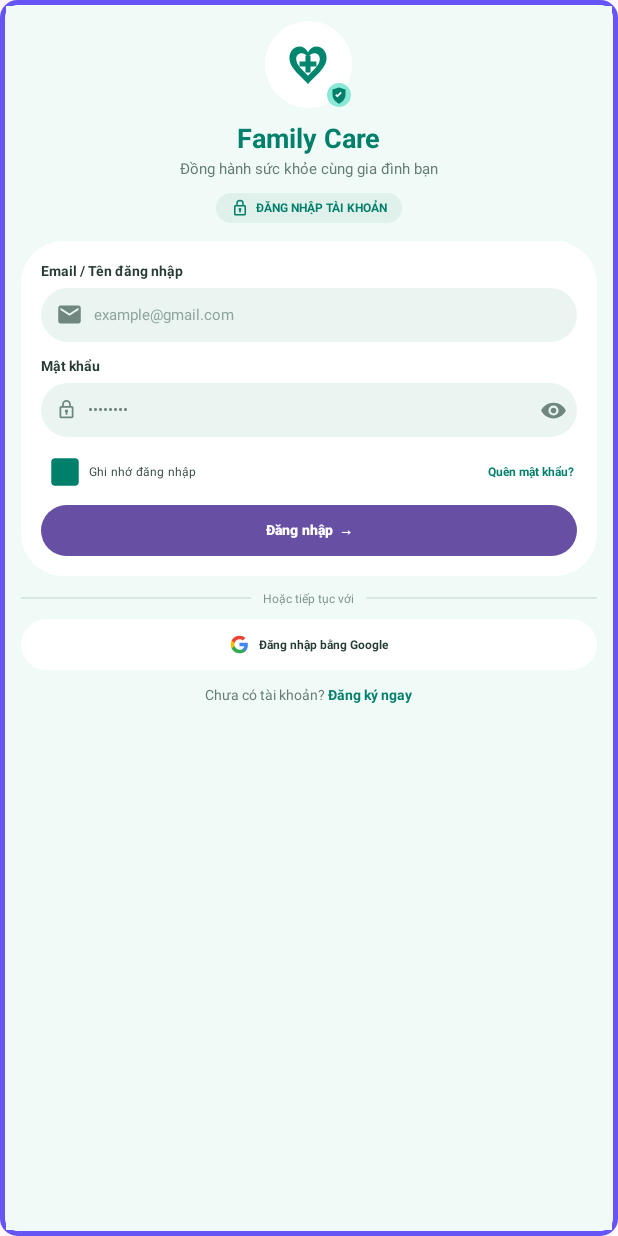
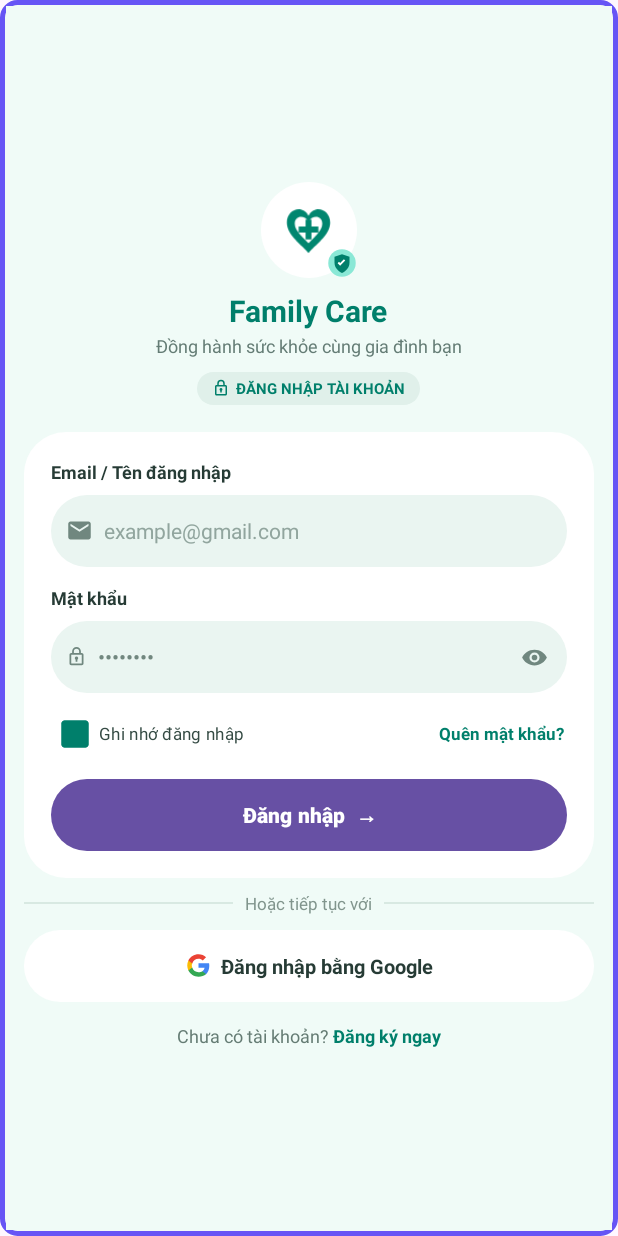
Before and after one commit to Dinh-Ng/FamilyCare, an Android app: the screen it shows after launch (LoginActivity), on a phone screen of 412 x 824 dp. Run offline under Robolectric (Android 15) with nearby library versions, the phone set to English and light mode, and no system bars.

Commit message:
TextSize

```diff
--- a/app/src/main/res/layout/activity_register.xml
+++ b/app/src/main/res/layout/activity_register.xml
@@ -15,34 +15,43 @@
         android:paddingEnd="18dp"
         android:paddingBottom="20dp">
 
-        <LinearLayout
-            android:layout_width="wrap_content"
-            android:layout_height="36dp"
-            android:gravity="center_vertical"
-            android:orientation="horizontal">
+        <FrameLayout
+            android:layout_width="match_parent"
+            android:layout_height="40dp">
+
             <TextView
-                android:layout_width="34dp"
-                android:layout_height="34dp"
+                android:id="@+id/btnRegisterBack"
+                android:layout_width="40dp"
+                android:layout_height="40dp"
+                android:layout_gravity="start|center_vertical"
                 android:gravity="center"
-                android:id="@+id/btnRegisterBack"
                 android:text="‹"
                 android:textColor="#355B52"
                 android:textSize="28sp" />
+
+            <LinearLayout
+                android:layout_width="wrap_content"
+                android:layout_height="match_parent"
+                android:layout_gravity="center"
+                android:gravity="center"
+                android:orientation="horizontal">
+
                 <ImageView
-                android:layout_width="24dp"
-                android:layout_height="24dp"
-                android:layout_marginStart="52dp"
-                android:src="@drawable/ic_family_care"
-                android:contentDescription="Family Care" />
+                    android:layout_width="26dp"
+                    android:layout_height="26dp"
+                    android:contentDescription="Family Care"
+                    android:src="@drawable/ic_family_care" />
+
                 <TextView
                     android:layout_width="wrap_content"
                     android:layout_height="wrap_content"
-                android:layout_marginStart="6dp"
+                    android:layout_marginStart="7dp"
                     android:text="Family Care"
                     android:textColor="#315B50"
-                android:textSize="11sp"
+                    android:textSize="14sp"
                     android:textStyle="bold" />
             </LinearLayout>
+        </FrameLayout>
 
         <TextView
             android:layout_width="wrap_content"
--- a/app/src/main/res/layout/login.xml
+++ b/app/src/main/res/layout/login.xml
@@ -19,29 +19,29 @@
 
         <LinearLayout
             android:layout_width="match_parent"
-            android:layout_height="wrap_content"
-            android:gravity="center_horizontal"
+            android:layout_height="match_parent"
+            android:gravity="center"
             android:orientation="vertical"
-            android:paddingStart="10dp"
-            android:paddingTop="10dp"
-            android:paddingEnd="10dp"
-            android:paddingBottom="12dp">
+            android:paddingStart="12dp"
+            android:paddingTop="16dp"
+            android:paddingEnd="12dp"
+            android:paddingBottom="20dp">
 
             <FrameLayout
-                android:layout_width="58dp"
-                android:layout_height="58dp"
+                android:layout_width="64dp"
+                android:layout_height="64dp"
                 android:background="@drawable/bg_logo_circle">
 
                 <ImageView
-                    android:layout_width="36dp"
-                    android:layout_height="36dp"
+                    android:layout_width="42dp"
+                    android:layout_height="42dp"
                     android:layout_gravity="center"
                     android:contentDescription="Family Care"
                     android:src="@drawable/ic_family_care" />
 
                 <ImageView
-                    android:layout_width="17dp"
-                    android:layout_height="17dp"
+                    android:layout_width="20dp"
+                    android:layout_height="20dp"
                     android:layout_gravity="bottom|end"
                     android:contentDescription="Verified"
                     android:src="@drawable/ic_verified_badge" />
@@ -50,10 +50,10 @@
             <TextView
                 android:layout_width="wrap_content"
                 android:layout_height="wrap_content"
-                android:layout_marginTop="7dp"
+                android:layout_marginTop="8dp"
                 android:text="Family Care"
                 android:textColor="#007F6B"
-                android:textSize="18sp"
+                android:textSize="20sp"
                 android:textStyle="bold" />
 
             <TextView
@@ -63,7 +63,7 @@
                 android:gravity="center"
                 android:text="Đồng hành sức khỏe cùng gia đình bạn"
                 android:textColor="#647C75"
-                android:textSize="10sp" />
+                android:textSize="12sp" />
 
             <TextView
                 android:layout_width="wrap_content"
@@ -79,30 +79,30 @@
                 android:paddingBottom="4dp"
                 android:text="ĐĂNG NHẬP TÀI KHOẢN"
                 android:textColor="#007F6B"
-                android:textSize="8sp"
+                android:textSize="10sp"
                 android:textStyle="bold" />
 
             <LinearLayout
                 android:layout_width="match_parent"
                 android:layout_height="wrap_content"
-                android:layout_marginTop="12dp"
+                android:layout_marginTop="18dp"
                 android:background="@drawable/bg_login_card"
                 android:orientation="vertical"
-                android:padding="13dp">
+                android:padding="18dp">
 
                 <TextView
                     android:layout_width="wrap_content"
                     android:layout_height="wrap_content"
                     android:text="Email / Tên đăng nhập"
                     android:textColor="#263B35"
-                    android:textSize="9sp"
+                    android:textSize="12sp"
                     android:textStyle="bold" />
 
                 <EditText
                     android:id="@+id/edtEmail"
                     android:layout_width="match_parent"
-                    android:layout_height="36dp"
-                    android:layout_marginTop="5dp"
+                    android:layout_height="48dp"
+                    android:layout_marginTop="7dp"
                     android:background="@drawable/bg_input"
                     android:drawableStart="@drawable/ic_email"
                     android:drawablePadding="7dp"
@@ -114,21 +114,21 @@
                     android:singleLine="true"
                     android:textColor="#263B35"
                     android:textColorHint="#91A59E"
-                    android:textSize="10sp" />
+                    android:textSize="14sp" />
 
                 <TextView
                     android:layout_width="wrap_content"
                     android:layout_height="wrap_content"
-                    android:layout_marginTop="9dp"
+                    android:layout_marginTop="12dp"
                     android:text="Mật khẩu"
                     android:textColor="#263B35"
-                    android:textSize="9sp"
+                    android:textSize="12sp"
                     android:textStyle="bold" />
 
                 <LinearLayout
                     android:layout_width="match_parent"
-                    android:layout_height="36dp"
-                    android:layout_marginTop="5dp"
+                    android:layout_height="48dp"
+                    android:layout_marginTop="7dp"
                     android:background="@drawable/bg_input"
                     android:gravity="center_vertical"
                     android:orientation="horizontal">
@@ -149,11 +149,11 @@
                         android:singleLine="true"
                         android:textColor="#263B35"
                         android:textColorHint="#71877F"
-                        android:textSize="10sp" />
+                        android:textSize="14sp" />
 
                     <ImageButton
                         android:id="@+id/btnTogglePassword"
-                        android:layout_width="32dp"
+                        android:layout_width="44dp"
                         android:layout_height="match_parent"
                         android:background="@android:color/transparent"
                         android:contentDescription="Hiện hoặc ẩn mật khẩu"
@@ -172,7 +172,7 @@
                     <CheckBox
                         android:id="@+id/cbRemember"
                         android:layout_width="0dp"
-                        android:layout_height="wrap_content"
+                        android:layout_height="40dp"
                         android:layout_weight="1"
                         android:buttonTint="#007F6B"
                         android:checked="true"
@@ -181,7 +181,7 @@
                         android:padding="0dp"
                         android:text="Ghi nhớ đăng nhập"
                         android:textColor="#354B44"
-                        android:textSize="8sp" />
+                        android:textSize="11sp" />
 
                     <TextView
                         android:id="@+id/tvForgotPassword"
@@ -193,23 +193,23 @@
                         android:paddingBottom="4dp"
                         android:text="Quên mật khẩu?"
                         android:textColor="#007F6B"
-                        android:textSize="8sp"
+                        android:textSize="11sp"
                         android:textStyle="bold" />
                 </LinearLayout>
 
                 <Button
                     android:id="@+id/btnLogin"
                     android:layout_width="match_parent"
-                    android:layout_height="34dp"
-                    android:layout_marginTop="6dp"
+                    android:layout_height="48dp"
+                    android:layout_marginTop="10dp"
                     android:background="@drawable/bg_primary_button"
-                    android:backgroundTint="#0D806D"
+                    android:backgroundTint="#007F6B"
                     android:minHeight="0dp"
                     android:padding="0dp"
                     android:text="Đăng nhập  →"
                     android:textAllCaps="false"
                     android:textColor="#FFFFFF"
-                    android:textSize="9sp"
+                    android:textSize="14sp"
                     android:textStyle="bold" />
             </LinearLayout>
 
@@ -233,7 +233,7 @@
                     android:paddingEnd="8dp"
                     android:text="Hoặc tiếp tục với"
                     android:textColor="#81958D"
-                    android:textSize="8sp" />
+                    android:textSize="11sp" />
 
                 <View
                     android:layout_width="0dp"
@@ -245,8 +245,8 @@
             <FrameLayout
                 android:id="@+id/btnGoogle"
                 android:layout_width="match_parent"
-                android:layout_height="34dp"
-                android:layout_marginTop="8dp"
+                android:layout_height="48dp"
+                android:layout_marginTop="10dp"
                 android:background="@drawable/bg_google_button"
                 android:clickable="true"
                 android:focusable="true"
@@ -260,8 +260,8 @@
                     android:orientation="horizontal">
 
                     <ImageView
-                        android:layout_width="14dp"
-                        android:layout_height="14dp"
+                        android:layout_width="18dp"
+                        android:layout_height="18dp"
                         android:contentDescription="Google"
                         android:src="@drawable/ic_google_g" />
 
@@ -271,7 +271,7 @@
                         android:layout_marginStart="6dp"
                         android:text="Đăng nhập bằng Google"
                         android:textColor="#263B35"
-                        android:textSize="8sp"
+                        android:textSize="13sp"
                         android:textStyle="bold" />
                 </LinearLayout>
             </FrameLayout>
@@ -279,7 +279,7 @@
             <LinearLayout
                 android:layout_width="wrap_content"
                 android:layout_height="wrap_content"
-                android:layout_marginTop="10dp"
+                android:layout_marginTop="14dp"
                 android:gravity="center"
                 android:orientation="horizontal">
 
@@ -288,7 +288,7 @@
                     android:layout_height="wrap_content"
                     android:text="Chưa có tài khoản? "
                     android:textColor="#657C74"
-                    android:textSize="9sp" />
+                    android:textSize="12sp" />
 
                 <TextView
                     android:id="@+id/tvRegister"
@@ -296,7 +296,7 @@
                     android:layout_height="wrap_content"
                     android:text="Đăng ký ngay"
                     android:textColor="#007F6B"
-                    android:textSize="9sp"
+                    android:textSize="12sp"
                     android:textStyle="bold" />
             </LinearLayout>
         </LinearLayout>
```
Lines whose indentation alone changed are shown as unchanged.
